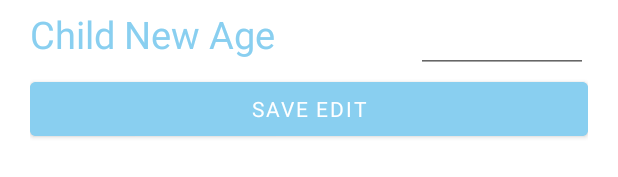
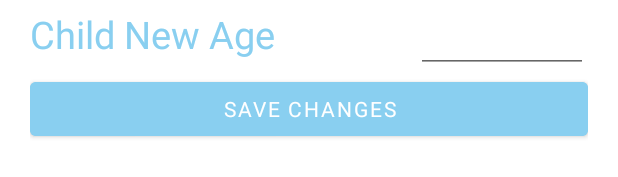
Before and after one commit to omansh-arora/Parent-app, an Android app: the layout activity_edit_child.xml on its own in the app's theme, with its tools: preview values and no code run, on a phone screen of 412 x 824 dp. Shown: the part 162-339 px from the top of the screen. Run offline under Robolectric (Android 15) with nearby library versions, the phone set to English and light mode, and no system bars; Roboto replaces fonts that are not available here.

Commit message:
add the .xml file of edit child activity

```diff
--- a/app/src/main/res/layout/activity_edit_child.xml
+++ b/app/src/main/res/layout/activity_edit_child.xml
@@ -92,7 +92,7 @@
                     android:layout_weight="1"
                     android:fontFamily="@font/coiny"
                     android:backgroundTint="@color/baby_blue"
-                    android:text="Save Edit" />
+                    android:text="Save Changes" />
             </LinearLayout>
 
         </LinearLayout>
```
